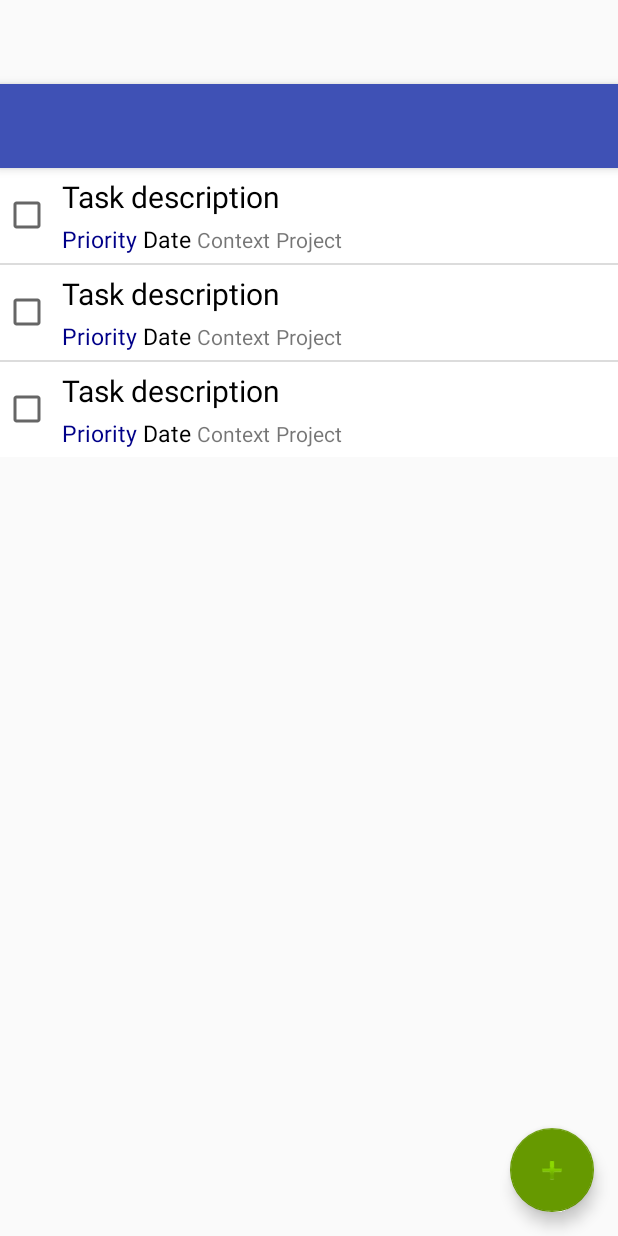
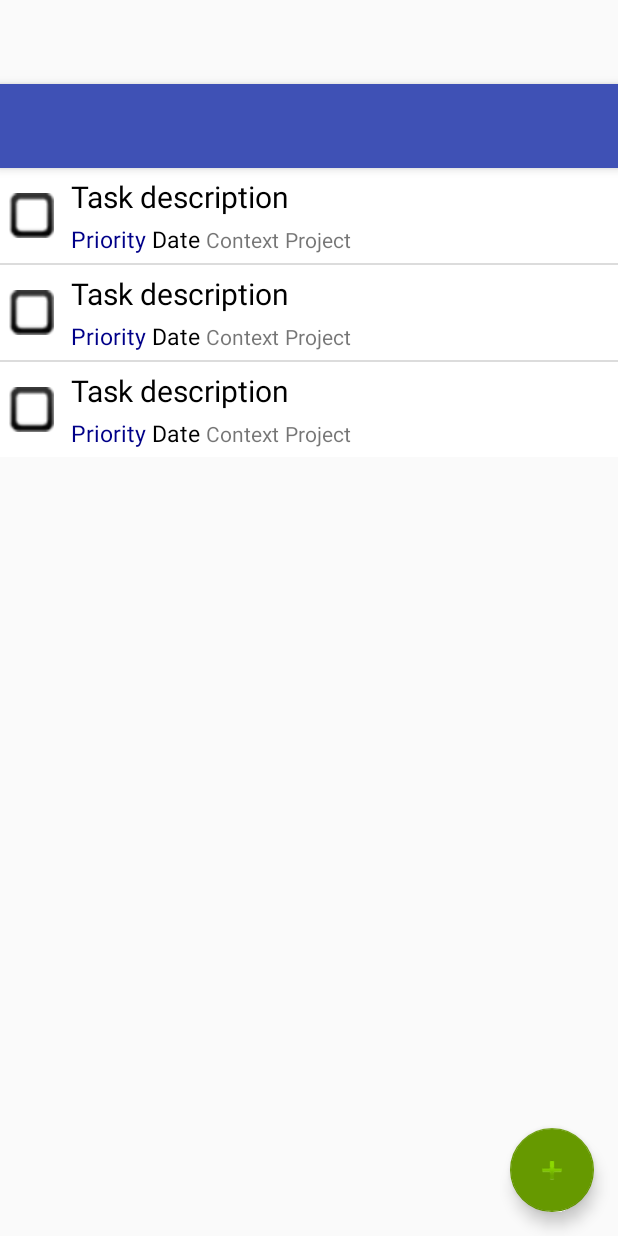
Before and after one commit to LeoSko/Todo.txt-gDrive, an Android app: the layout activity_main.xml on its own in the app's theme, with its tools: preview values and no code run, on a phone screen of 412 x 824 dp. Run offline under Robolectric (Android 15) with nearby library versions, the phone set to English and light mode, and no system bars.

Commit message:
Changed checkbox

```diff
--- /dev/null
+++ b/app/src/main/res/drawable/custom_checkbox.xml
@@ -0,0 +1,19 @@
+<?xml version="1.0" encoding="utf-8"?>
+<selector xmlns:android="http://schemas.android.com/apk/res/android">
+    <item android:state_checked="true"
+          android:drawable="@drawable/cbchk_blue"
+          android:state_focused="false">
+    </item>
+    <item android:state_checked="true"
+          android:drawable="@drawable/cbchk_blue"
+          android:state_focused="true">
+    </item>
+    <item android:state_checked="false"
+          android:drawable="@drawable/cbunchk_blue"
+          android:state_focused="false">
+    </item>
+    <item android:state_checked="false"
+          android:drawable="@drawable/cbunchk_blue"
+          android:state_focused="true">
+    </item>
+</selector>
--- a/app/src/main/res/layout/list_item.xml
+++ b/app/src/main/res/layout/list_item.xml
@@ -10,9 +10,9 @@
             android:layout_width="wrap_content"
             android:layout_height="fill_parent"
             android:id="@+id/completion_check_box"
-            android:layout_margin="2dp"
+            android:layout_margin="6dp"
             android:layout_gravity="center"
-
+            android:button="@drawable/custom_checkbox"
             android:focusable="false"
             />
 
```
Also changed, not shown: app/src/main/res/drawable/cbchk_blue.png (added), app/src/main/res/drawable/cbunchk_blue.png (added).
